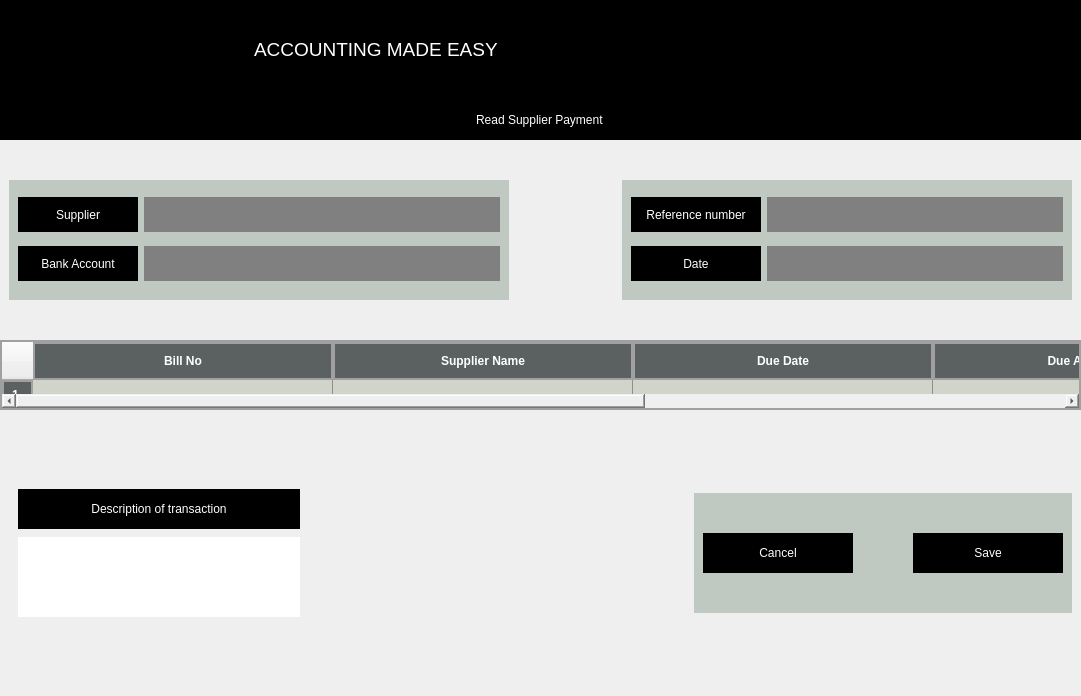
Above: ReadSupplierPayment.ui from SujalMainali/Ledger-Logic before the change. Below: the same form after it.
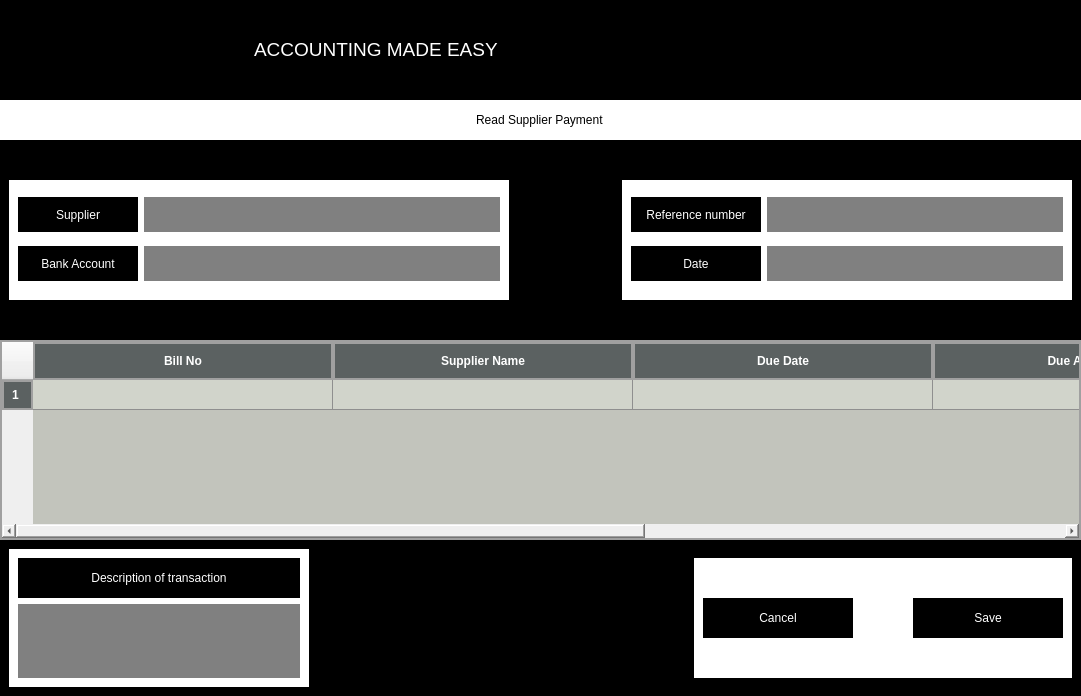
That is the form after the change. Icons and pictures are not drawn.

```diff
--- a/ReadSupplierPayment.ui
+++ b/ReadSupplierPayment.ui
@@ -153,8 +153,9 @@
        </size>
       </property>
       <property name="styleSheet">
-       <string notr="true">background-color:black;
-color:white;
+       <string notr="true">background-color:white;
+color:black;
+
 font: 800 11pt &quot;Rockwell Extra Bold&quot;;
 </string>
       </property>
@@ -180,6 +181,10 @@
         <height>250</height>
        </size>
       </property>
+      <property name="styleSheet">
+       <string notr="true">background-color:black;
+</string>
+      </property>
       <property name="frameShape">
        <enum>QFrame::StyledPanel</enum>
       </property>
@@ -209,7 +214,8 @@
           </size>
          </property>
          <property name="styleSheet">
-          <string notr="true">background-color:rgb(191,201,194);
+          <string notr="true">background-color:white;
+
 </string>
          </property>
          <property name="frameShape">
@@ -309,7 +315,8 @@
           </size>
          </property>
          <property name="styleSheet">
-          <string notr="true">background-color:rgb(191,201,194);
+          <string notr="true">background-color:white;
+
 </string>
          </property>
          <property name="frameShape">
@@ -402,13 +409,13 @@
       <property name="minimumSize">
        <size>
         <width>0</width>
-        <height>70</height>
+        <height>200</height>
        </size>
       </property>
       <property name="maximumSize">
        <size>
         <width>16777215</width>
-        <height>70</height>
+        <height>200</height>
        </size>
       </property>
       <property name="styleSheet">
@@ -499,6 +506,9 @@
         <height>120</height>
        </size>
       </property>
+      <property name="styleSheet">
+       <string notr="true">background-color:black;</string>
+      </property>
       <property name="frameShape">
        <enum>QFrame::StyledPanel</enum>
       </property>
@@ -520,6 +530,10 @@
            <height>150</height>
           </size>
          </property>
+         <property name="styleSheet">
+          <string notr="true">background-color:white;
+</string>
+         </property>
          <property name="frameShape">
           <enum>QFrame::StyledPanel</enum>
          </property>
@@ -568,6 +582,11 @@
               <height>80</height>
              </size>
             </property>
+            <property name="styleSheet">
+             <string notr="true">background-color:grey;
+color:white;
+font: 900 10pt &quot;Segoe UI Black&quot;;</string>
+            </property>
            </widget>
           </item>
          </layout>
@@ -601,7 +620,8 @@
           </size>
          </property>
          <property name="styleSheet">
-          <string notr="true">background-color:rgb(191,201,194);
+          <string notr="true">background-color:white;
+
 </string>
          </property>
          <property name="frameShape">
```
Left out of the diff: 6 changed lines with no effect on the pictures.
